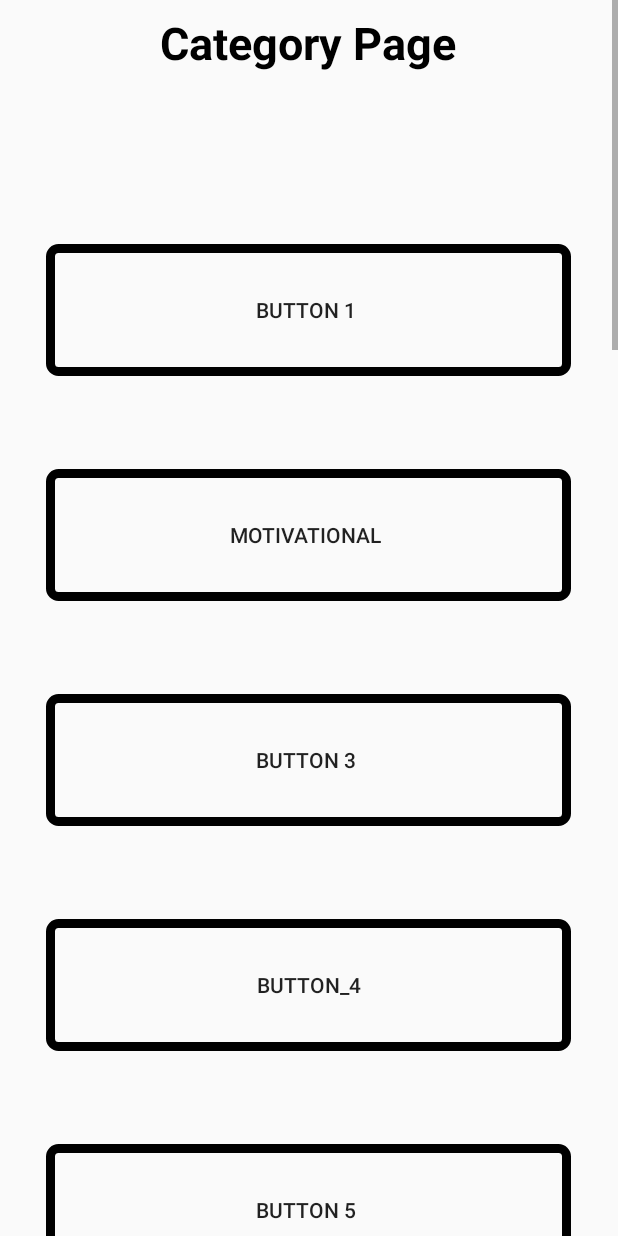
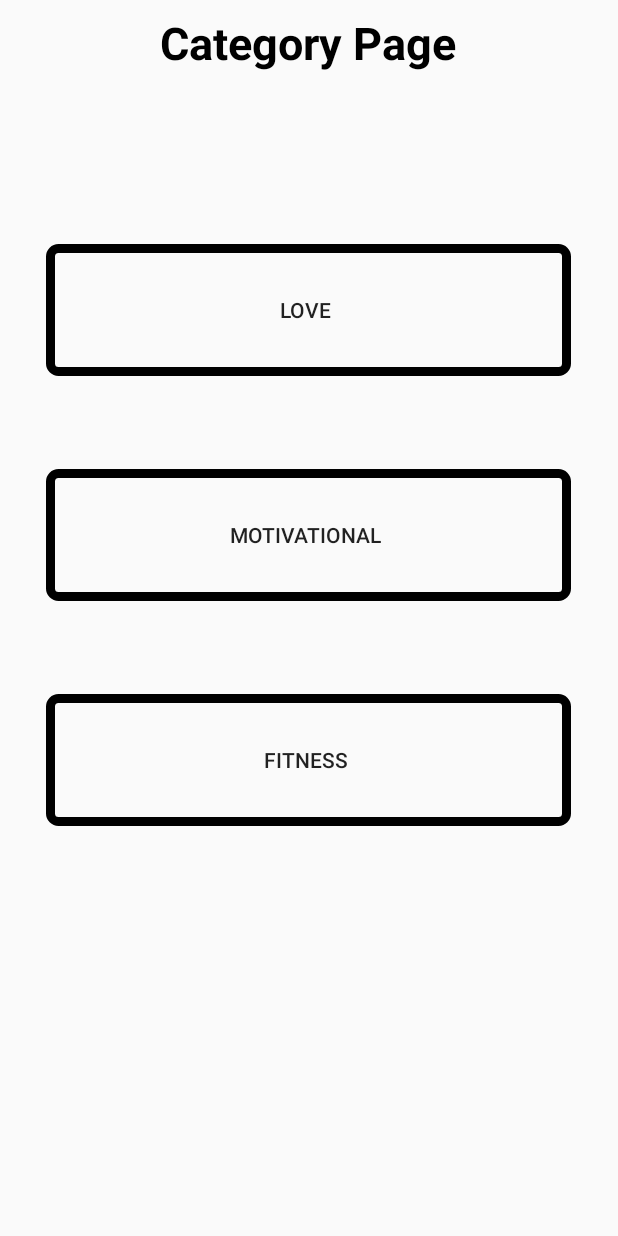
Before and after one commit to PeopleGitReady/QuoteFinder5, an Android app: the CategoryActivity screen opened directly, with no data from a screen before it, on a phone screen of 412 x 824 dp. Run offline under Robolectric (Android 15) with nearby library versions, the phone set to English and light mode, and no system bars; 4 statements that could not run were skipped.

Commit message:
added chnages to main page and quote

```diff
--- a/app/src/main/java/com/example/quotefinder3/MainActivity.java
+++ b/app/src/main/java/com/example/quotefinder3/MainActivity.java
@@ -37,7 +37,7 @@ public class MainActivity extends AppCompatActivity implements GestureDetector.O
     private Button likeButton;
     private Button categoryButton;
     private Button favouritesButton;
-    private Button settingsButton;
+    private Button homeButton;
 
     private Author currentAuthor;
     private Quote currentQuote;
@@ -70,6 +70,29 @@ public class MainActivity extends AppCompatActivity implements GestureDetector.O
     private Quote quote11 = new Quote("When there's a will, there's always a way", bobMarley);
 */
 
+  public void fillIN(){
+      AssetManager manager = getAssets();
+      try {
+          InputStream in = manager.open("quotes.txt");
+          Scanner scn = new Scanner(in);
+          while(scn.hasNext()){
+              String temp = scn.nextLine();
+//-------
+              String number = temp.split("[%]")[0];
+
+              String quo = temp.split("[%]")[1];
+              String author = temp.split("[%]")[2];
+              Author tempAuthor = new Author(author);
+              Quote tempQuote = new Quote(quo,tempAuthor);
+              tempAuthor.addQuote(tempQuote);
+              authors.add(tempAuthor);
+
+          }
+      } catch (IOException e) {
+          e.printStackTrace();
+      }
+  }
+
     @Override
     protected void onCreate(Bundle savedInstanceState) {
         super.onCreate(savedInstanceState);
@@ -93,26 +116,7 @@ public class MainActivity extends AppCompatActivity implements GestureDetector.O
         markTwain.addQuote(quote9);
         markTwain.addQuote(quote10);
         bobMarley.addQuote(quote11);*/
-        AssetManager manager = getAssets();
-        try {
-            InputStream in = manager.open("quotes.txt");
-            Scanner scn = new Scanner(in);
-            while(scn.hasNext()){
-                String temp = scn.nextLine();
-//-------
-                String number = temp.split("[%]")[0];
-
-                String quo = temp.split("[%]")[1];
-                String author = temp.split("[%]")[2];
-                Author tempAuthor = new Author(author);
-                Quote tempQuote = new Quote(quo,tempAuthor);
-                tempAuthor.addQuote(tempQuote);
-                authors.add(tempAuthor);
-
-            }
-        } catch (IOException e) {
-            e.printStackTrace();
-        }
+        fillIN();
     /*    authors.add(bobMarley);
         authors.add(markTwain);
         authors.add(reddit);
@@ -191,8 +195,8 @@ public class MainActivity extends AppCompatActivity implements GestureDetector.O
 
     public void onSettingsButtonClick() {
 
-        settingsButton = (Button) findViewById(R.id.settingsButton);
-        settingsButton.setOnClickListener(new View.OnClickListener() {
+        homeButton = (Button) findViewById(R.id.home);
+        homeButton.setOnClickListener(new View.OnClickListener() {
             @Override
             public void onClick(View view) {
                 Intent intent = new Intent(MainActivity.this, SettingsActivity.class);
@@ -259,11 +263,11 @@ public class MainActivity extends AppCompatActivity implements GestureDetector.O
     }
 
     private void onSwipeRight() {
-
+fillIN();
         quoteDisplay = findViewById(R.id.quoteDisplay);
         authorDisplay = findViewById(R.id.quoteAuthor);
 
-        currentAuthorIndex = rand.nextInt(authors.size() - 1);
+        currentAuthorIndex = rand.nextInt(10 - 1);
         currentAuthor = authors.get(currentAuthorIndex);
         currentQuote = authors.get(currentAuthorIndex).getRandomQuote();
 
--- a/app/src/main/java/com/example/quotefinder3/Quote.java
+++ b/app/src/main/java/com/example/quotefinder3/Quote.java
@@ -4,6 +4,14 @@ public class Quote {
 
     private Author author;
     private String quote;
+    private String quoteType;
+
+
+    public Quote(Author author, String quote, String quoteType) {
+        this.author = author;
+        this.quote = quote;
+        this.quoteType = quoteType;
+    }
 
     public Quote (String quote, Author author) {
         this.author = author;
--- a/app/src/main/res/layout/activity_category.xml
+++ b/app/src/main/res/layout/activity_category.xml
@@ -43,11 +43,11 @@
             android:color="@color/transparent" />
 
         <Button
-            android:id="@+id/button1"
+            android:id="@+id/love"
             android:layout_width="350dp"
             android:layout_height="100dp"
             android:background="@drawable/transparent_bg_bordered_button"
-            android:text="button 1 " />
+            android:text="Love " />
 
         <android.support.v4.widget.Space
             android:layout_width="match_parent"
@@ -65,178 +65,18 @@
             android:layout_height="50dp" />
 
         <Button
-            android:id="@+id/button3"
+            android:id="@+id/fitness"
             style="@style/Widget.AppCompat.Button.Small"
             android:layout_width="350dp"
             android:layout_height="100dp"
             android:background="@drawable/transparent_bg_bordered_button"
-            android:text="button 3 " />
-
-        <android.support.v4.widget.Space
-            android:layout_width="match_parent"
-            android:layout_height="50dp" />
-
-        <Button
-            android:id="@+id/button4"
-            android:layout_width="350dp"
-            android:layout_height="100dp"
-            android:background="@drawable/transparent_bg_bordered_button"
-            android:text="button_4" />
-
-        <android.support.v4.widget.Space
-            android:layout_width="match_parent"
-            android:layout_height="50dp" />
-
-        <Button
-            android:id="@+id/button5"
-            android:layout_width="350dp"
-            android:layout_height="100dp"
-            android:background="@drawable/transparent_bg_bordered_button"
-            android:text="button 5 " />
-
-        <android.support.v4.widget.Space
-            android:layout_width="match_parent"
-            android:layout_height="50dp" />
-
-        <Button
-            android:id="@+id/button6"
-            android:layout_width="350dp"
-            android:layout_height="100dp"
-            android:background="@drawable/transparent_bg_bordered_button"
-            android:text="button 6 " />
-
-        <android.support.v4.widget.Space
-            android:layout_width="match_parent"
-            android:layout_height="50dp" />
-
-        <Button
-            android:id="@+id/button7"
-            android:layout_width="350dp"
-            android:layout_height="100dp"
-            android:background="@drawable/transparent_bg_bordered_button"
-            android:text="button 7 " />
-
-        <android.support.v4.widget.Space
-            android:layout_width="match_parent"
-            android:layout_height="50dp" />
-
-        <Button
-            android:id="@+id/button8"
-            android:layout_width="350dp"
-            android:layout_height="100dp"
-            android:background="@drawable/transparent_bg_bordered_button"
-            android:text="button 8 " />
+            android:text="Fitness " />
 
         <android.support.v4.widget.Space
             android:layout_width="match_parent"
             android:layout_height="50dp" />
 
 
-        <Button
-            android:id="@+id/button9"
-            android:layout_width="350dp"
-            android:layout_height="100dp"
-            android:background="@drawable/transparent_bg_bordered_button"
-            android:text="button 9 " />
-
-        <android.support.v4.widget.Space
-            android:layout_width="match_parent"
-            android:layout_height="50dp" />
-
-        <Button
-            android:id="@+id/button10"
-            android:layout_width="350dp"
-            android:layout_height="100dp"
-            android:background="@drawable/transparent_bg_bordered_button"
-            android:text="button 10 " />
-
-        <android.support.v4.widget.Space
-            android:layout_width="match_parent"
-            android:layout_height="50dp" />
-
-        <Button
-            android:id="@+id/button11"
-            android:layout_width="350dp"
-            android:layout_height="100dp"
-            android:background="@drawable/transparent_bg_bordered_button"
-            android:text="button11 " />
-
-        <android.support.v4.widget.Space
-            android:layout_width="match_parent"
-            android:layout_height="50dp" />
-
-        <Button
-            android:id="@+id/button12"
-            android:layout_width="350dp"
-            android:layout_height="100dp"
-            android:background="@drawable/transparent_bg_bordered_button"
-            android:text="button 12 " />
-
-        <Button
-            android:id="@+id/button13"
-            android:layout_width="350dp"
-            android:layout_height="100dp"
-            android:background="@drawable/transparent_bg_bordered_button"
-            android:text="button_13" />
-
-        <Button
-            android:id="@+id/button14"
-            android:layout_width="350dp"
-            android:layout_height="100dp"
-            android:background="@drawable/transparent_bg_bordered_button"
-            android:text="button_14" />
-
-        <Button
-            android:id="@+id/button15"
-            android:layout_width="350dp"
-            android:layout_height="100dp"
-            android:background="@drawable/transparent_bg_bordered_button"
-            android:text="button 15 " />
-
-        <Button
-            android:id="@+id/button16"
-            android:layout_width="350dp"
-            android:layout_height="100dp"
-            android:background="@drawable/transparent_bg_bordered_button"
-            android:text="button 16 " />
-
-        <Button
-            android:id="@+id/button17"
-            android:layout_width="350dp"
-            android:layout_height="100dp"
-            android:background="@drawable/transparent_bg_bordered_button"
-            android:text="button 17 " />
-
-        <Button
-            android:id="@+id/button18"
-            android:layout_width="350dp"
-            android:layout_height="100dp"
-            android:background="@drawable/transparent_bg_bordered_button"
-            android:text="button 18 " />
-
-        <Button
-            android:id="@+id/button19"
-            android:layout_width="350dp"
-            android:layout_height="100dp"
-            android:text="button 19 " />
-
-        <Button
-            android:id="@+id/button20"
-            android:layout_width="350dp"
-            android:layout_height="100dp"
-            android:text="button 20 " />
-
-        <Button
-            android:id="@+id/button21"
-            android:layout_width="350dp"
-            android:layout_height="100dp"
-            android:text="button 21 " />
-
-        <Button
-            android:id="@+id/button22"
-            android:layout_width="350dp"
-            android:layout_height="100dp"
-            android:text="button 22 " />
 
 
     </LinearLayout>
--- a/app/src/main/res/layout/activity_main.xml
+++ b/app/src/main/res/layout/activity_main.xml
@@ -69,37 +69,37 @@
         android:id="@+id/categoryButton"
         android:layout_width="wrap_content"
         android:layout_height="wrap_content"
-        android:layout_marginEnd="11dp"
-        android:layout_marginRight="11dp"
+        android:layout_marginStart="28dp"
+        android:layout_marginLeft="28dp"
         android:text="Categories"
-        app:layout_constraintBaseline_toBaselineOf="@+id/favouritesButton"
-        app:layout_constraintEnd_toStartOf="@+id/favouritesButton"
+        app:layout_constraintBottom_toBottomOf="parent"
         app:layout_constraintHorizontal_chainStyle="packed"
-        app:layout_constraintStart_toStartOf="parent" />
+        app:layout_constraintStart_toStartOf="parent"
+        app:layout_constraintTop_toTopOf="parent"
+        app:layout_constraintVertical_bias="0.961" />
 
     <Button
         android:id="@+id/favouritesButton"
         android:layout_width="wrap_content"
         android:layout_height="wrap_content"
-        android:layout_marginEnd="27dp"
-        android:layout_marginRight="27dp"
-        android:layout_marginBottom="16dp"
+        android:layout_marginEnd="16dp"
+        android:layout_marginRight="16dp"
+        android:layout_marginBottom="24dp"
         android:text="Favourites"
         app:layout_constraintBottom_toBottomOf="parent"
-        app:layout_constraintEnd_toStartOf="@+id/settingsButton"
-        app:layout_constraintStart_toEndOf="@+id/categoryButton" />
+        app:layout_constraintEnd_toEndOf="parent"
+        app:layout_constraintTop_toTopOf="parent"
+        app:layout_constraintVertical_bias="0.992" />
 
     <Button
-        android:id="@+id/settingsButton"
+        android:id="@+id/Home"
         android:layout_width="wrap_content"
         android:layout_height="wrap_content"
-        android:layout_marginEnd="1dp"
-        android:layout_marginRight="1dp"
-        android:layout_marginBottom="16dp"
-        android:text="Settings"
-        app:layout_constraintBottom_toBottomOf="parent"
-        app:layout_constraintEnd_toEndOf="parent"
-        app:layout_constraintStart_toEndOf="@+id/favouritesButton" />
+        android:text="Home"
+        app:layout_constraintBottom_toBottomOf="@+id/categoryButton"
+        app:layout_constraintEnd_toStartOf="@+id/favouritesButton"
+        app:layout_constraintStart_toEndOf="@+id/categoryButton"
+        app:layout_constraintTop_toTopOf="@+id/favouritesButton" />
 
     <android.support.constraint.Constraints
         android:id="@+id/constraints"
--- a/build.gradle
+++ b/build.gradle
@@ -7,7 +7,7 @@ buildscript {
 
     }
     dependencies {
-        classpath 'com.android.tools.build:gradle:3.4.0'
+        classpath 'com.android.tools.build:gradle:3.5.2'
 
         // NOTE: Do not place your application dependencies here; they belong
         // in the individual module build.gradle files
```
Also changed, not shown: gradle/wrapper/gradle-wrapper.properties.
